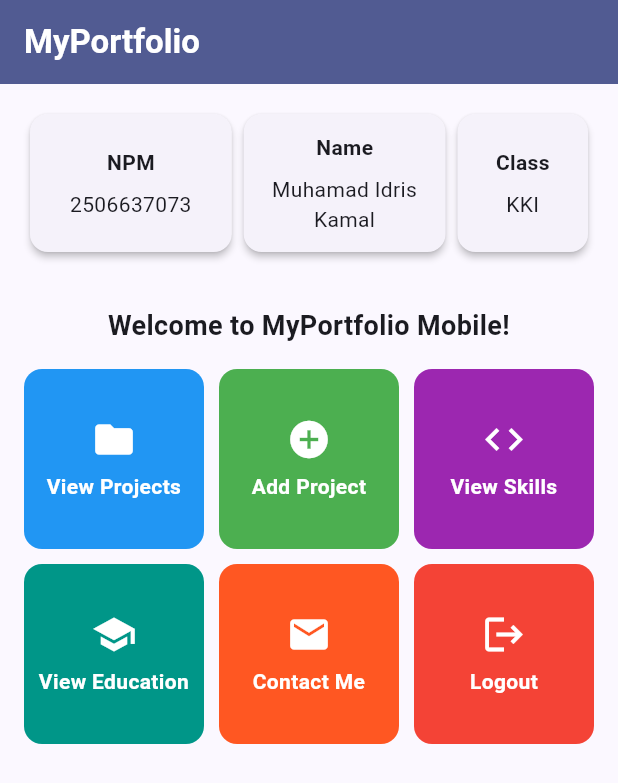
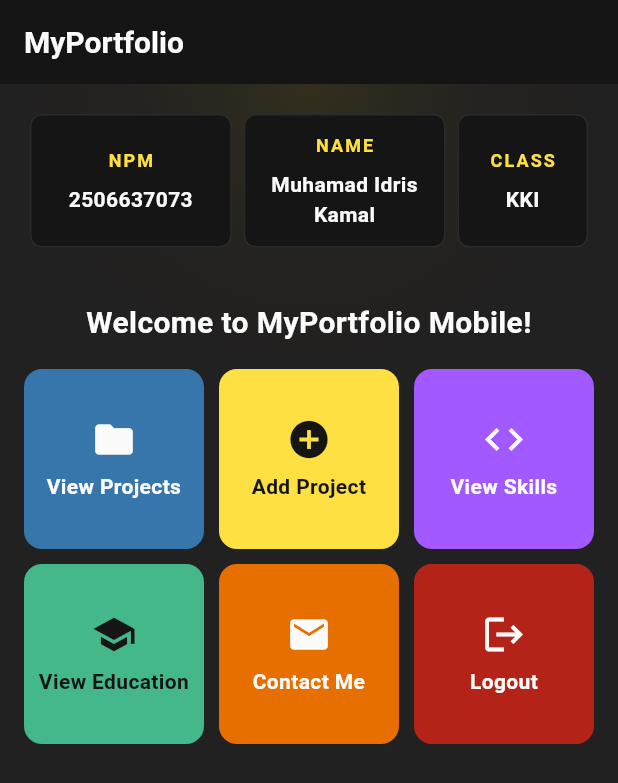
Before and after one commit to 1drism/myportofolio_mobile, a Flutter app: the screen it shows after launch, on a phone screen of 412 x 824 dp. Shown: the top 783 px of the screen. Run offline on Flutter 3.47's test engine with Material 3 defaults, Android fonts, the phone set to English and light mode, and no system bars.

Commit message:
feat(ui): apply portfolio dark theme from Django site

```diff
--- /dev/null
+++ b/lib/app_colors.dart
@@ -0,0 +1,20 @@
+import 'package:flutter/material.dart';
+
+/// Palette shared with the MyPortfolio Django site (`static/css/tokens.css`).
+class AppColors {
+  AppColors._();
+
+  static const Color paper = Color(0xFF222121);
+  static const Color paperDark = Color(0xFF151515);
+  static const Color ink = Color(0xFFFBFBFB);
+  static const Color textMuted = Color(0xFFB8B5B2);
+  static const Color accent = Color(0xFFFFE043);
+  static const Color accentGlow = Color(0x1FB09404);
+  static const Color divider = Color(0x17FBFBFB);
+  static const Color danger = Color(0xFFB42318);
+
+  static const Color blue = Color(0xFF3776AB);
+  static const Color green = Color(0xFF44B78B);
+  static const Color purple = Color(0xFFA259FF);
+  static const Color orange = Color(0xFFE76F00);
+}
--- a/lib/main.dart
+++ b/lib/main.dart
@@ -1,4 +1,5 @@
 import 'package:flutter/material.dart';
+import 'package:myportofolio_mobile/app_colors.dart';
 import 'package:myportofolio_mobile/menu.dart';
 
 void main() {
@@ -11,14 +12,49 @@ class MyApp extends StatelessWidget {
   // This widget is the root of your application.
   @override
   Widget build(BuildContext context) {
+    final cardShape = RoundedRectangleBorder(
+      borderRadius: BorderRadius.circular(8),
+      side: const BorderSide(color: AppColors.divider),
+    );
+
     return MaterialApp(
       title: 'MyPortfolio',
       theme: ThemeData(
-        colorScheme: ColorScheme.fromSeed(
-          seedColor: Colors.indigo,
-          secondary: Colors.amber[700],
+        useMaterial3: true,
+        scaffoldBackgroundColor: AppColors.paper,
+        colorScheme: const ColorScheme.dark(
+          primary: AppColors.accent,
+          onPrimary: AppColors.paperDark,
+          secondary: AppColors.accent,
+          onSecondary: AppColors.paperDark,
+          surface: AppColors.paperDark,
+          onSurface: AppColors.ink,
+          onSurfaceVariant: AppColors.textMuted,
+          error: AppColors.danger,
         ),
-        useMaterial3: true,
+        appBarTheme: const AppBarTheme(
+          backgroundColor: AppColors.paperDark,
+          foregroundColor: AppColors.ink,
+          titleTextStyle: TextStyle(
+            color: AppColors.ink,
+            fontSize: 20,
+            fontWeight: FontWeight.bold,
+          ),
+        ),
+        cardTheme: CardThemeData(
+          color: AppColors.paperDark,
+          elevation: 0,
+          shape: cardShape,
+        ),
+        snackBarTheme: SnackBarThemeData(
+          backgroundColor: AppColors.paperDark,
+          contentTextStyle: const TextStyle(color: AppColors.ink),
+          behavior: SnackBarBehavior.floating,
+          shape: RoundedRectangleBorder(
+            borderRadius: BorderRadius.circular(8),
+            side: const BorderSide(color: AppColors.accent),
+          ),
+        ),
       ),
       home: MyHomePage(),
     );
--- a/lib/menu.dart
+++ b/lib/menu.dart
@@ -1,4 +1,5 @@
 import 'package:flutter/material.dart';
+import 'package:myportofolio_mobile/app_colors.dart';
 
 const double _pagePadding = 16.0;
 const double _sectionSpacing = 16.0;
@@ -16,25 +17,28 @@ class MyHomePage extends StatelessWidget {
   final String kelas = "KKI";
 
   final List<ItemHomepage> items = [
-    ItemHomepage("View Projects", Icons.folder, Colors.blue),
-    ItemHomepage("Add Project", Icons.add_circle, Colors.green),
-    ItemHomepage("View Skills", Icons.code, Colors.purple),
-    ItemHomepage("View Education", Icons.school, Colors.teal),
-    ItemHomepage("Contact Me", Icons.mail, Colors.deepOrange),
-    ItemHomepage("Logout", Icons.logout, Colors.red),
+    ItemHomepage("View Projects", Icons.folder, AppColors.blue),
+    ItemHomepage("Add Project", Icons.add_circle, AppColors.accent),
+    ItemHomepage("View Skills", Icons.code, AppColors.purple),
+    ItemHomepage("View Education", Icons.school, AppColors.green),
+    ItemHomepage("Contact Me", Icons.mail, AppColors.orange),
+    ItemHomepage("Logout", Icons.logout, AppColors.danger),
   ];
 
   @override
   Widget build(BuildContext context) {
     return Scaffold(
-      appBar: AppBar(
-        title: const Text(
-          'MyPortfolio',
-          style: TextStyle(color: Colors.white, fontWeight: FontWeight.bold),
+      appBar: AppBar(title: const Text('MyPortfolio')),
+      body: DecoratedBox(
+        decoration: const BoxDecoration(
+          gradient: RadialGradient(
+            center: Alignment.topCenter,
+            radius: 1.5,
+            colors: [AppColors.accentGlow, Colors.transparent],
+            stops: [0.0, 0.35],
           ),
-        backgroundColor: Theme.of(context).colorScheme.primary,
         ),
-      body: SingleChildScrollView(
+        child: SingleChildScrollView(
           padding: const EdgeInsets.all(_pagePadding),
           child: Center(
             child: ConstrainedBox(
@@ -66,7 +70,10 @@ class MyHomePage extends StatelessWidget {
                   const Text(
                     'Welcome to MyPortfolio Mobile!',
                     textAlign: TextAlign.center,
-                  style: TextStyle(fontWeight: FontWeight.bold, fontSize: 18.0),
+                    style: TextStyle(
+                      fontWeight: FontWeight.bold,
+                      fontSize: 20.0,
+                    ),
                   ),
 
                   const SizedBox(height: _sectionSpacing),
@@ -86,6 +93,7 @@ class MyHomePage extends StatelessWidget {
             ),
           ),
         ),
+      ),
     );
   }
 }
@@ -100,15 +108,26 @@ class InfoCard extends StatelessWidget {
   @override
   Widget build(BuildContext context) {
     return Card(
-      elevation: 2.0,
       child: Padding(
         padding: const EdgeInsets.symmetric(vertical: 12.0, horizontal: 8.0),
         child: Column(
           mainAxisAlignment: MainAxisAlignment.center,
           children: [
-            Text(title, style: const TextStyle(fontWeight: FontWeight.bold)),
+            Text(
+              title.toUpperCase(),
+              style: const TextStyle(
+                color: AppColors.accent,
+                fontSize: 12.0,
+                fontWeight: FontWeight.w600,
+                letterSpacing: 1.4,
+              ),
+            ),
             const SizedBox(height: 8.0),
-            Text(content, textAlign: TextAlign.center),
+            Text(
+              content,
+              textAlign: TextAlign.center,
+              style: const TextStyle(fontWeight: FontWeight.w600),
+            ),
           ],
         ),
       ),
@@ -132,6 +151,10 @@ class ItemCard extends StatelessWidget {
   @override
   Widget build(BuildContext context) {
     final borderRadius = BorderRadius.circular(_cardRadius);
+    final foreground =
+        ThemeData.estimateBrightnessForColor(item.color) == Brightness.dark
+        ? AppColors.ink
+        : AppColors.paperDark;
 
     return Material(
       color: item.color,
@@ -150,7 +173,7 @@ class ItemCard extends StatelessWidget {
           child: Column(
             mainAxisAlignment: MainAxisAlignment.center,
             children: [
-              Icon(item.icon, color: Colors.white, size: _itemIconSize),
+              Icon(item.icon, color: foreground, size: _itemIconSize),
               const SizedBox(height: 6),
               Flexible(
                 child: Text(
@@ -158,8 +181,8 @@ class ItemCard extends StatelessWidget {
                   textAlign: TextAlign.center,
                   maxLines: 2,
                   overflow: TextOverflow.ellipsis,
-                  style: const TextStyle(
-                    color: Colors.white,
+                  style: TextStyle(
+                    color: foreground,
                     fontWeight: FontWeight.w600,
                   ),
                 ),
```
Lines whose indentation alone changed are shown as unchanged.
